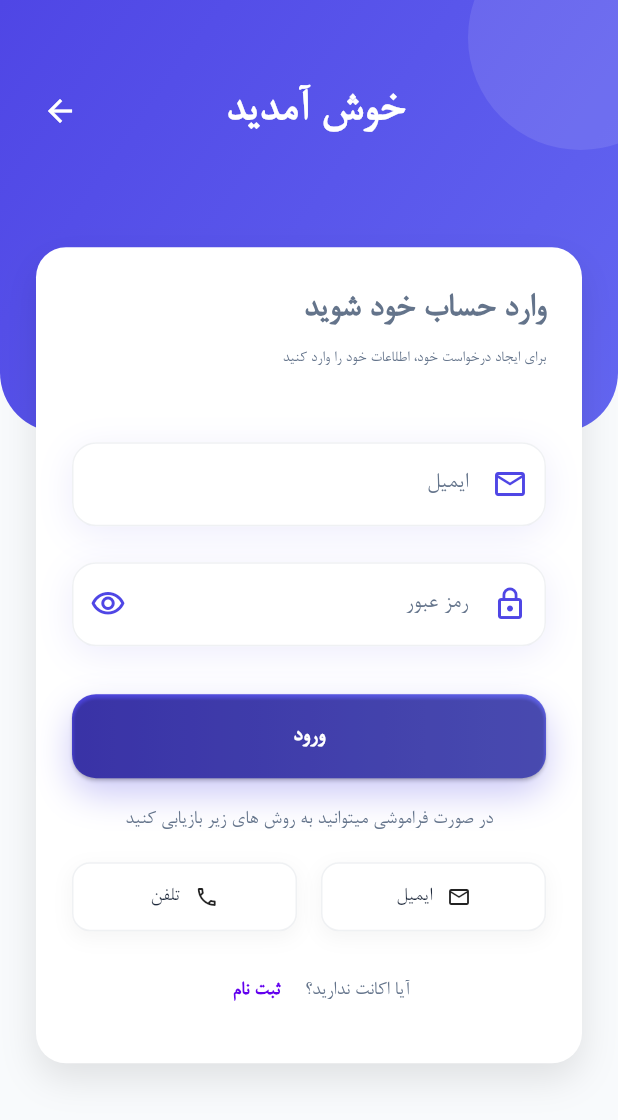
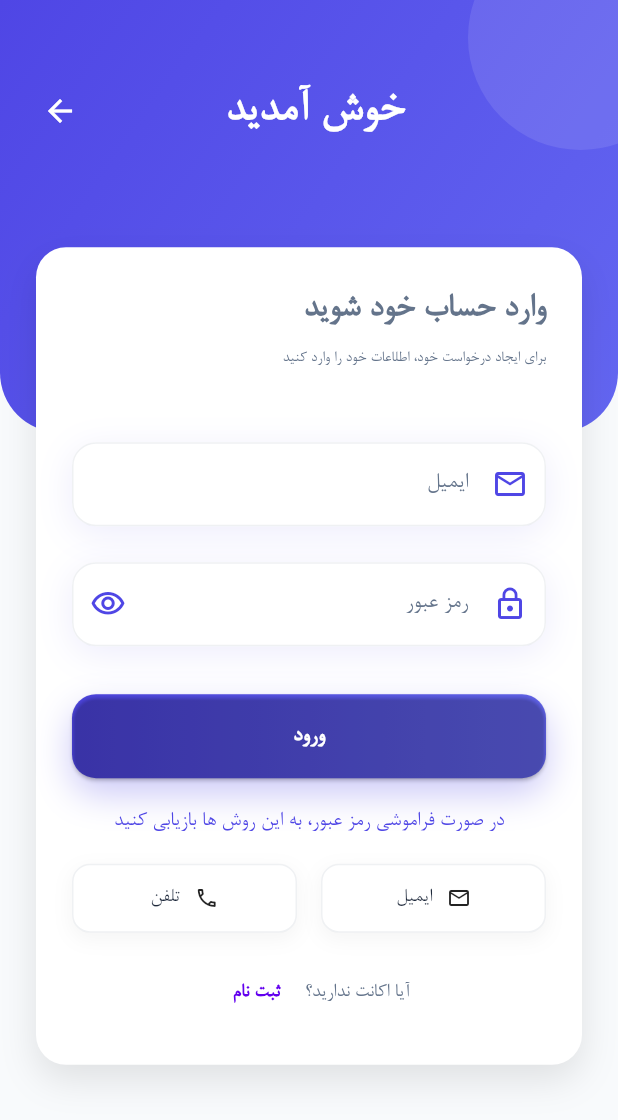
Before and after one commit to imanhaqiqatkhah/flutter_peymantahkim, a Flutter app: the LoginScreen screen opened directly, on a phone screen of 412 x 824 dp. Shown: the top 1120 px of the screen. Run offline on Flutter 3.47's test engine with Material 3 defaults, Android fonts, the phone set to English and light mode, and no system bars.

Commit message:
repair login and signup types

```diff
--- a/lib/screens/loginScreen.dart
+++ b/lib/screens/loginScreen.dart
@@ -98,14 +98,15 @@ class LoginScreen extends StatelessWidget {
                       BoxShadow(
                         color: Colors.black.withOpacity(0.1),
                         blurRadius: 20,
-                        offset: Offset(0, 10),
+                        offset: Offset(
+                          0,
+                          10,
+                        ),
                       ),
                     ],
                   ),
                   child: Directionality(
                     textDirection: TextDirection.rtl,
-                    child: Form(
-                      key: _formKey,
                     child: Column(
                       crossAxisAlignment: CrossAxisAlignment.start,
                       mainAxisSize: MainAxisSize.min,
@@ -142,7 +143,7 @@ class LoginScreen extends StatelessWidget {
                         CustomTextField(
                           label: 'رمز عبور',
                           prefixIcon: Icons.lock_outline,
-                            keyboardType: TextInputType.visiblePassword,
+                          // keyboardType: TextInputType.visiblePassword,
                           isPassword: true,
                           validator: (value) {
                             if (value == null || value.isEmpty) {
@@ -170,9 +171,9 @@ class LoginScreen extends StatelessWidget {
 
                         Center(
                           child: Text(
-                              'در صورت فراموشی میتوانید به روش های زیر بازیابی کنید',
+                            'در صورت فراموشی رمز عبور، به این روش ها بازیابی کنید',
                             style: TextStyle(
-                                  color: AppTheme.textSecondary, fontSize: 14),
+                                color: AppTheme.primaryColor, fontSize: 15),
                           ),
                         ),
                         SizedBox(height: 18),
@@ -245,15 +246,13 @@ class LoginScreen extends StatelessWidget {
                                 },
                                 child: Text(
                                   'ثبت نام',
-                                    style:
-                                        TextStyle(fontWeight: FontWeight.bold),
+                                  style: TextStyle(fontWeight: FontWeight.bold),
                                 ),
                               ),
                             ],
                           ),
                         )
                       ],
-                      ),
                     ),
                   ),
                 ),
```
Also changed, not shown: lib/screens/signup_screen.dart (+6 -7 lines). Lines whose indentation alone changed are shown as unchanged.
